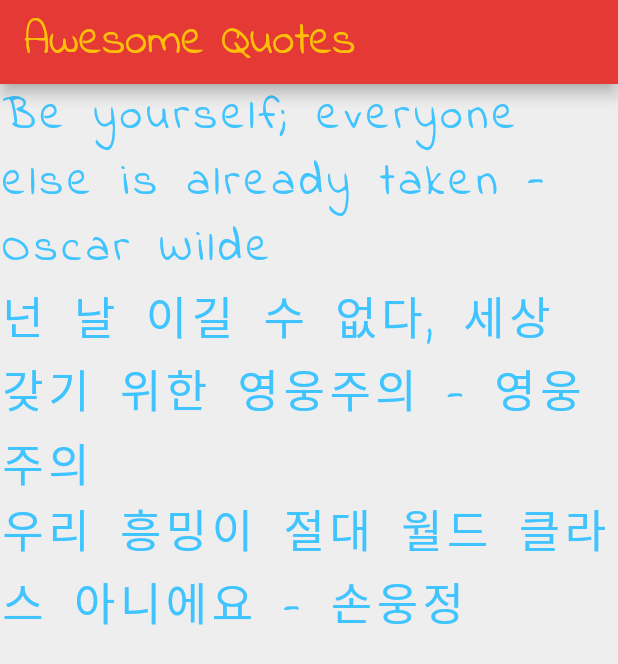
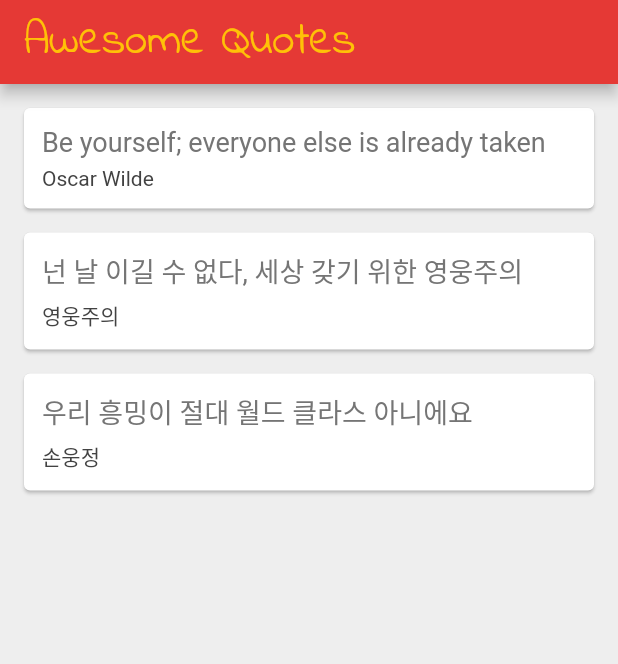
Before and after one commit to AlexandroHenry/Flutter_Basic, a Flutter app: the screen it shows after launch, on a phone screen of 412 x 824 dp. Shown: the top 664 px of the screen. Run offline on Flutter 3.47's test engine with Material 2 defaults, Android fonts, the phone set to English and light mode, and no system bars.

Commit message:
Card & Make and Use Reusable Template

```diff
--- a/lib/main.dart
+++ b/lib/main.dart
@@ -30,6 +30,35 @@ class _QuoteListState extends State<QuoteList> {
     ),
   ];
 
+  Widget quoteTemplate(quote) {
+    return Card(
+      margin: const EdgeInsets.fromLTRB(16, 16, 16, 0),
+      child: Padding(
+        padding: const EdgeInsets.all(12.0),
+        child: Column(
+          crossAxisAlignment: CrossAxisAlignment.stretch,
+          children: [
+            Text(
+              '${quote.text}',
+              style: TextStyle(
+                fontSize: 18.0,
+                color: Colors.grey[600],
+              ),
+            ),
+            const SizedBox(height: 6.0),
+            Text(
+              '${quote.author}',
+              style: TextStyle(
+                fontSize: 14.0,
+                color: Colors.grey[800],
+              ),
+            )
+          ],
+        ),
+      ),
+    );
+  }
+
   @override
   Widget build(BuildContext context) {
     return Scaffold(
@@ -46,18 +75,7 @@ class _QuoteListState extends State<QuoteList> {
         backgroundColor: Colors.red[600],
       ),
       body: Column(
-        children: quotes
-            .map((quote) => Text(
-                  '${quote.text} - ${quote.author}',
-                  style: const TextStyle(
-                    fontFamily: 'IndieFlower',
-                    fontSize: 30,
-                    color: Colors.lightBlueAccent,
-                    letterSpacing: 3,
-                    wordSpacing: 3,
-                  ),
-                ))
-            .toList(),
+        children: quotes.map((quote) => quoteTemplate(quote)).toList(),
       ),
     );
   }
```
